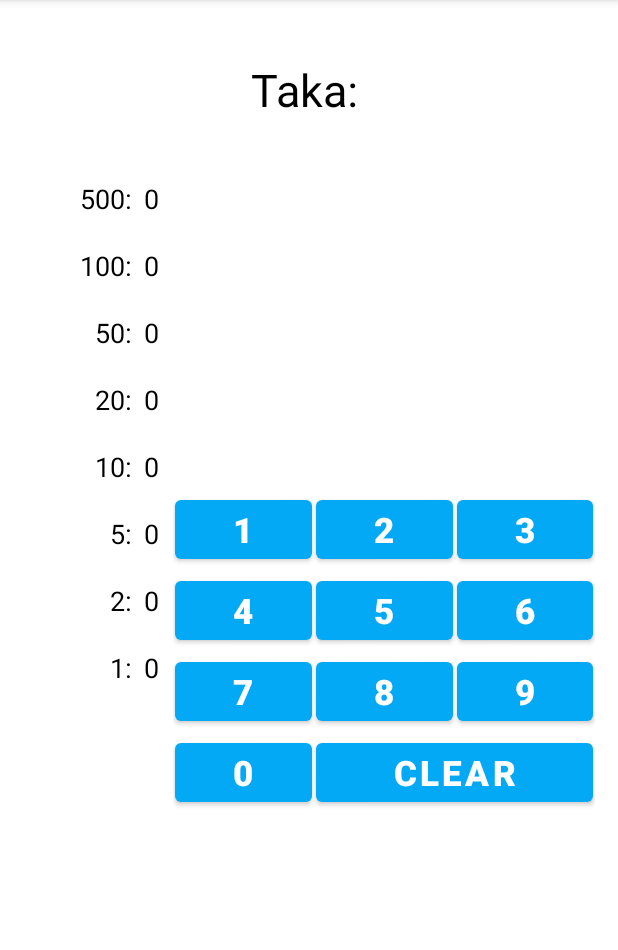
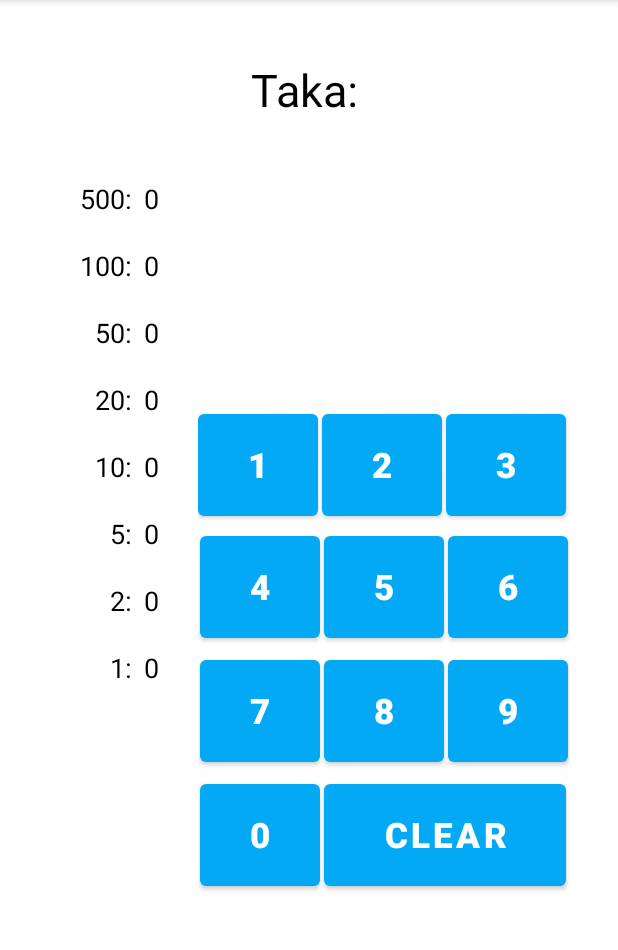
Before and after one commit to o-julfikar/VangtiChai, an Android app: the screen it shows after launch (MainActivity), on a phone screen of 412 x 824 dp, the part 84-1034 px from its top. Run offline under Robolectric (Android 15) with nearby library versions, the phone set to English and light mode, and no system bars.

Commit message:
Fixed bugs where buttons were not visible in few devices like (Pixel 4).

```diff
--- a/app/build.gradle
+++ b/app/build.gradle
@@ -23,8 +23,8 @@ android {
         }
     }
     compileOptions {
-        sourceCompatibility JavaVersion.VERSION_1_8
-        targetCompatibility JavaVersion.VERSION_1_8
+        sourceCompatibility JavaVersion.VERSION_11
+        targetCompatibility JavaVersion.VERSION_11
     }
 }
 
--- a/app/src/main/res/layout-land/activity_main.xml
+++ b/app/src/main/res/layout-land/activity_main.xml
@@ -251,7 +251,7 @@
             <Button
                 android:id="@+id/btn1"
                 android:text="1"
-                android:textSize="23sp"
+                android:textSize="46sp"
                 android:textStyle="bold"
                 android:layout_margin="1dp"
                 android:layout_columnWeight="1"
@@ -261,7 +261,7 @@
             <Button
                 android:id="@+id/btn2"
                 android:text="2"
-                android:textSize="23sp"
+                android:textSize="46sp"
                 android:textStyle="bold"
                 android:layout_margin="1dp"
                 android:layout_columnWeight="1"
@@ -271,7 +271,7 @@
             <Button
                 android:id="@+id/btn3"
                 android:text="3"
-                android:textSize="23sp"
+                android:textSize="46sp"
                 android:textStyle="bold"
                 android:layout_margin="1dp"
                 android:layout_columnWeight="1"
@@ -281,7 +281,7 @@
             <Button
                 android:id="@+id/btn4"
                 android:text="4"
-                android:textSize="23sp"
+                android:textSize="46sp"
                 android:textStyle="bold"
                 android:layout_margin="1dp"
                 android:layout_columnWeight="1"
@@ -291,7 +291,7 @@
             <Button
                 android:id="@+id/btn5"
                 android:text="5"
-                android:textSize="23sp"
+                android:textSize="46sp"
                 android:textStyle="bold"
                 android:layout_margin="1dp"
                 android:layout_columnWeight="1"
@@ -301,7 +301,7 @@
             <Button
                 android:id="@+id/btn6"
                 android:text="6"
-                android:textSize="23sp"
+                android:textSize="46sp"
                 android:textStyle="bold"
                 android:layout_margin="1dp"
                 android:layout_columnWeight="1"
@@ -311,7 +311,7 @@
             <Button
                 android:id="@+id/btn7"
                 android:text="7"
-                android:textSize="23sp"
+                android:textSize="46sp"
                 android:textStyle="bold"
                 android:layout_margin="1dp"
                 android:layout_columnWeight="1"
@@ -321,7 +321,7 @@
             <Button
                 android:id="@+id/btn8"
                 android:text="8"
-                android:textSize="23sp"
+                android:textSize="46sp"
                 android:textStyle="bold"
                 android:layout_margin="1dp"
                 android:layout_columnWeight="1"
@@ -331,7 +331,7 @@
             <Button
                 android:id="@+id/btn9"
                 android:text="9"
-                android:textSize="23sp"
+                android:textSize="46sp"
                 android:textStyle="bold"
                 android:layout_margin="1dp"
                 android:layout_columnWeight="1"
@@ -341,7 +341,7 @@
             <Button
                 android:id="@+id/btn0"
                 android:text="0"
-                android:textSize="23sp"
+                android:textSize="46sp"
                 android:textStyle="bold"
                 android:layout_margin="1dp"
                 android:layout_columnWeight="1"
@@ -352,7 +352,7 @@
                 android:id="@+id/btnClear"
                 android:layout_columnSpan="2"
                 android:text="Clear"
-                android:textSize="23sp"
+                android:textSize="46sp"
                 android:textStyle="bold"
                 android:layout_margin="1dp"
                 android:layout_columnWeight="1"
--- a/app/src/main/res/layout-sw600dp-land/activity_main.xml
+++ b/app/src/main/res/layout-sw600dp-land/activity_main.xml
@@ -51,7 +51,7 @@
                     android:id="@+id/txt500lbl"
                     android:layout_columnWeight="1"
                     android:layout_gravity="end"
-                    android:layout_marginBottom="30dp"
+                    android:layout_marginBottom="37dp"
                     android:text="500:"
                     android:textColor="@color/black"
                     android:textSize="38sp" />
@@ -59,7 +59,7 @@
                 <TextView
                     android:id="@+id/txt500val"
                     android:layout_gravity="start|fill"
-                    android:layout_marginBottom="30dp"
+                    android:layout_marginBottom="37dp"
                     android:text="0"
                     android:textColor="@color/black"
                     android:textSize="38sp"
@@ -69,8 +69,8 @@
                 <TextView
                     android:id="@+id/txt100lbl"
                     android:layout_gravity="end"
-                    android:layout_marginTop="30dp"
-                    android:layout_marginBottom="30dp"
+                    android:layout_marginTop="37dp"
+                    android:layout_marginBottom="37dp"
                     android:text="100:"
                     android:textColor="@color/black"
                     android:textSize="38sp" />
@@ -78,8 +78,8 @@
                 <TextView
                     android:id="@+id/txt100val"
                     android:layout_gravity="start"
-                    android:layout_marginTop="30dp"
-                    android:layout_marginBottom="30dp"
+                    android:layout_marginTop="37dp"
+                    android:layout_marginBottom="37dp"
                     android:text="0"
                     android:textColor="@color/black"
                     android:textSize="38sp"
@@ -89,8 +89,8 @@
                 <TextView
                     android:id="@+id/txt50lbl"
                     android:layout_gravity="end"
-                    android:layout_marginTop="30dp"
-                    android:layout_marginBottom="30dp"
+                    android:layout_marginTop="37dp"
+                    android:layout_marginBottom="37dp"
                     android:text="50:"
                     android:textColor="@color/black"
                     android:textSize="38sp" />
@@ -98,8 +98,8 @@
                 <TextView
                     android:id="@+id/txt50val"
                     android:layout_gravity="start"
-                    android:layout_marginTop="30dp"
-                    android:layout_marginBottom="30dp"
+                    android:layout_marginTop="37dp"
+                    android:layout_marginBottom="37dp"
                     android:text="0"
                     android:textColor="@color/black"
                     android:textSize="38sp"
@@ -109,7 +109,7 @@
                 <TextView
                     android:id="@+id/txt20lbl"
                     android:layout_gravity="end"
-                    android:layout_marginTop="30dp"
+                    android:layout_marginTop="37dp"
                     android:text="20:"
                     android:textColor="@color/black"
                     android:textSize="38sp" />
@@ -117,7 +117,7 @@
                 <TextView
                     android:id="@+id/txt20val"
                     android:layout_gravity="start"
-                    android:layout_marginTop="30dp"
+                    android:layout_marginTop="37dp"
                     android:text="0"
                     android:textColor="@color/black"
                     android:textSize="38sp"
@@ -142,7 +142,7 @@
 
                 <TextView
                     android:id="@+id/txt10lbl"
-                    android:layout_marginBottom="30dp"
+                    android:layout_marginBottom="37dp"
                     android:text="10:"
                     android:textColor="@color/black"
                     android:textSize="38sp"
@@ -152,7 +152,7 @@
 
                 <TextView
                     android:id="@+id/txt10val"
-                    android:layout_marginBottom="30dp"
+                    android:layout_marginBottom="37dp"
                     android:text="0"
                     android:textColor="@color/black"
                     android:textSize="38sp"
@@ -161,8 +161,8 @@
 
                 <TextView
                     android:id="@+id/txt5lbl"
-                    android:layout_marginTop="30dp"
-                    android:layout_marginBottom="30dp"
+                    android:layout_marginTop="37dp"
+                    android:layout_marginBottom="37dp"
                     android:text="5:"
                     android:textColor="@color/black"
                     android:textSize="38sp"
@@ -171,8 +171,8 @@
 
                 <TextView
                     android:id="@+id/txt5val"
-                    android:layout_marginTop="30dp"
-                    android:layout_marginBottom="30dp"
+                    android:layout_marginTop="37dp"
+                    android:layout_marginBottom="37dp"
                     android:text="0"
                     android:textColor="@color/black"
                     android:textSize="38sp"
@@ -181,8 +181,8 @@
 
                 <TextView
                     android:id="@+id/txt2lbl"
-                    android:layout_marginTop="30dp"
-                    android:layout_marginBottom="30dp"
+                    android:layout_marginTop="37dp"
+                    android:layout_marginBottom="37dp"
                     android:text="2:"
                     android:textColor="@color/black"
                     android:textSize="38sp"
@@ -191,8 +191,8 @@
 
                 <TextView
                     android:id="@+id/txt2val"
-                    android:layout_marginTop="30dp"
-                    android:layout_marginBottom="30dp"
+                    android:layout_marginTop="37dp"
+                    android:layout_marginBottom="37dp"
                     android:text="0"
                     android:textColor="@color/black"
                     android:textSize="38sp"
@@ -201,7 +201,7 @@
 
                 <TextView
                     android:id="@+id/txt1lbl"
-                    android:layout_marginTop="30dp"
+                    android:layout_marginTop="37dp"
                     android:text="1:"
                     android:textColor="@color/black"
                     android:textSize="38sp"
@@ -210,7 +210,7 @@
 
                 <TextView
                     android:id="@+id/txt1val"
-                    android:layout_marginTop="30dp"
+                    android:layout_marginTop="37dp"
                     android:text="0"
                     android:textColor="@color/black"
                     android:textSize="38sp"
--- a/app/src/main/res/layout-sw600dp/activity_main.xml
+++ b/app/src/main/res/layout-sw600dp/activity_main.xml
@@ -42,7 +42,7 @@
                 android:layout_marginBottom="10dp"
                 android:text="500:"
                 android:textColor="@color/black"
-                android:textSize="28sp"
+                android:textSize="42sp"
                 android:layout_gravity="end"
                 android:layout_columnWeight="1"
                 />
@@ -53,7 +53,7 @@
                 android:layout_marginBottom="10dp"
                 android:text="0"
                 android:textColor="@color/black"
-                android:textSize="28sp"
+                android:textSize="42sp"
                 android:layout_gravity="end"
 
                 />
@@ -64,7 +64,7 @@
                 android:layout_marginBottom="10dp"
                 android:text="100:"
                 android:textColor="@color/black"
-                android:textSize="28sp"
+                android:textSize="42sp"
                 android:layout_gravity="end"
                 />
 
@@ -74,7 +74,7 @@
                 android:layout_marginBottom="10dp"
                 android:text="0"
                 android:textColor="@color/black"
-                android:textSize="28sp"
+                android:textSize="42sp"
                 android:layout_gravity="right"
                 />
 
@@ -84,7 +84,7 @@
                 android:layout_marginBottom="10dp"
                 android:text="50:"
                 android:textColor="@color/black"
-                android:textSize="28sp"
+                android:textSize="42sp"
                 android:layout_gravity="end"
                 />
 
@@ -94,7 +94,7 @@
                 android:layout_marginBottom="10dp"
                 android:text="0"
                 android:textColor="@color/black"
-                android:textSize="28sp"
+                android:textSize="42sp"
                 android:layout_gravity="right"
                 />
 
@@ -104,7 +104,7 @@
                 android:layout_marginBottom="10dp"
                 android:text="20:"
                 android:textColor="@color/black"
-                android:textSize="28sp"
+                android:textSize="42sp"
                 android:layout_gravity="end"
                 />
 
@@ -114,7 +114,7 @@
                 android:layout_marginBottom="10dp"
                 android:text="0"
                 android:textColor="@color/black"
-                android:textSize="28sp"
+                android:textSize="42sp"
                 android:layout_gravity="end"
                 />
 
@@ -124,7 +124,7 @@
                 android:layout_marginBottom="10dp"
                 android:text="10:"
                 android:textColor="@color/black"
-                android:textSize="28sp"
+                android:textSize="42sp"
                 android:layout_gravity="end"
                 />
 
@@ -134,7 +134,7 @@
                 android:layout_marginBottom="10dp"
                 android:text="0"
                 android:textColor="@color/black"
-                android:textSize="28sp"
+                android:textSize="42sp"
                 android:layout_gravity="right"
                 />
 
@@ -144,7 +144,7 @@
                 android:layout_marginBottom="10dp"
                 android:text="5:"
                 android:textColor="@color/black"
-                android:textSize="28sp"
+                android:textSize="42sp"
                 android:layout_gravity="end"
                 />
 
@@ -154,7 +154,7 @@
                 android:layout_marginBottom="10dp"
                 android:text="0"
                 android:textColor="@color/black"
-                android:textSize="28sp"
+                android:textSize="42sp"
                 android:layout_gravity="end"
                 />
 
@@ -164,7 +164,7 @@
                 android:layout_marginBottom="10dp"
                 android:text="2:"
                 android:textColor="@color/black"
-                android:textSize="28sp"
+                android:textSize="42sp"
                 android:layout_gravity="end"
                 />
 
@@ -174,7 +174,7 @@
                 android:layout_marginBottom="10dp"
                 android:text="0"
                 android:textColor="@color/black"
-                android:textSize="28sp"
+                android:textSize="42sp"
                 android:layout_gravity="right"
                 />
 
@@ -184,7 +184,7 @@
                 android:layout_marginBottom="10dp"
                 android:text="1:"
                 android:textColor="@color/black"
-                android:textSize="28sp"
+                android:textSize="42sp"
                 android:layout_gravity="end"
                 />
 
@@ -194,7 +194,7 @@
                 android:layout_marginBottom="10dp"
                 android:text="0"
                 android:textColor="@color/black"
-                android:textSize="28sp"
+                android:textSize="42sp"
                 android:layout_gravity="right"
                 />
 
--- a/app/src/main/res/layout/activity_main.xml
+++ b/app/src/main/res/layout/activity_main.xml
@@ -215,7 +215,7 @@
 
         <GridLayout
             android:id="@+id/layoutButtons"
-            android:layout_width="match_parent"
+            android:layout_width="wrap_content"
             android:layout_height="wrap_content"
             app:layout_constraintBottom_toBottomOf="parent"
             app:layout_constraintLeft_toLeftOf="parent"
@@ -230,9 +230,9 @@
                 android:text="1"
                 android:textSize="23sp"
                 android:textStyle="bold"
-                android:layout_margin="1dp"
-                android:layout_columnWeight="1"
-                android:layout_rowWeight="1"
+                android:layout_margin="0dp"
+                android:layout_width="80dp"
+                android:layout_height="80dp"
                 />
 
             <Button
@@ -240,9 +240,9 @@
                 android:text="2"
                 android:textSize="23sp"
                 android:textStyle="bold"
-                android:layout_margin="1dp"
-                android:layout_columnWeight="1"
-                android:layout_rowWeight="1"
+                android:layout_margin="0dp"
+                android:layout_width="80dp"
+                android:layout_height="80dp"
                 />
 
             <Button
@@ -250,9 +250,9 @@
                 android:text="3"
                 android:textSize="23sp"
                 android:textStyle="bold"
-                android:layout_margin="1dp"
-                android:layout_columnWeight="1"
-                android:layout_rowWeight="1"
+                android:layout_margin="0dp"
+                android:layout_width="80dp"
+                android:layout_height="80dp"
                 />
 
             <Button
@@ -261,8 +261,8 @@
                 android:textSize="23sp"
                 android:textStyle="bold"
                 android:layout_margin="1dp"
-                android:layout_columnWeight="1"
-                android:layout_rowWeight="1"
+                android:layout_width="80dp"
+                android:layout_height="80dp"
                 />
 
             <Button
@@ -271,8 +271,8 @@
                 android:textSize="23sp"
                 android:textStyle="bold"
                 android:layout_margin="1dp"
-                android:layout_columnWeight="1"
-                android:layout_rowWeight="1"
+                android:layout_width="80dp"
+                android:layout_height="80dp"
                 />
 
             <Button
@@ -281,8 +281,8 @@
                 android:textSize="23sp"
                 android:textStyle="bold"
                 android:layout_margin="1dp"
-                android:layout_columnWeight="1"
-                android:layout_rowWeight="1"
+                android:layout_width="80dp"
+                android:layout_height="80dp"
                 />
 
             <Button
@@ -291,8 +291,8 @@
                 android:textSize="23sp"
                 android:textStyle="bold"
                 android:layout_margin="1dp"
-                android:layout_columnWeight="1"
-                android:layout_rowWeight="1"
+                android:layout_width="80dp"
+                android:layout_height="80dp"
                 />
 
             <Button
@@ -301,8 +301,8 @@
                 android:textSize="23sp"
                 android:textStyle="bold"
                 android:layout_margin="1dp"
-                android:layout_columnWeight="1"
-                android:layout_rowWeight="1"
+                android:layout_width="80dp"
+                android:layout_height="80dp"
                 />
 
             <Button
@@ -311,8 +311,8 @@
                 android:textSize="23sp"
                 android:textStyle="bold"
                 android:layout_margin="1dp"
-                android:layout_columnWeight="1"
-                android:layout_rowWeight="1"
+                android:layout_width="80dp"
+                android:layout_height="80dp"
                 />
 
             <Button
@@ -321,8 +321,8 @@
                 android:textSize="23sp"
                 android:textStyle="bold"
                 android:layout_margin="1dp"
-                android:layout_columnWeight="1"
-                android:layout_rowWeight="1"
+                android:layout_width="80dp"
+                android:layout_height="80dp"
                 />
 
             <Button
@@ -332,8 +332,8 @@
                 android:textSize="23sp"
                 android:textStyle="bold"
                 android:layout_margin="1dp"
-                android:layout_columnWeight="1"
-                android:layout_rowWeight="1"
+                android:layout_width="161dp"
+                android:layout_height="80dp"
                 />
         </GridLayout>
 
```
Also changed, not shown: 2 other files.
